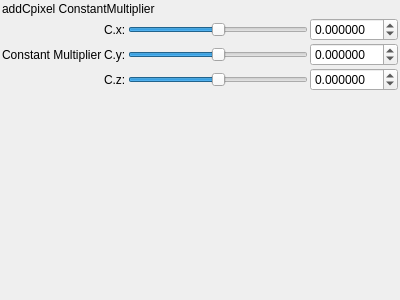
This is mandelbulber2/qt_data/fractal_transf_add_Cpixel.ui in buddhi1980/mandelbulber2 as Qt 5 draws it before an edit. The edited form follows.
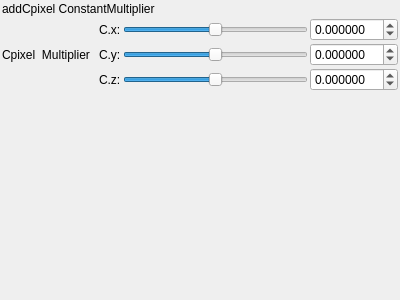
This is the edited form. Custom widgets are drawn as their Qt base class.

```diff
--- a/mandelbulber2/qt_data/fractal_transf_add_Cpixel.ui
+++ b/mandelbulber2/qt_data/fractal_transf_add_Cpixel.ui
@@ -224,7 +224,7 @@
      <item row="0" column="0" rowspan="3">
       <widget class="QLabel" name="label_108">
        <property name="text">
-        <string>Constant Multiplier</string>
+        <string>Cpixel  Multiplier  </string>
        </property>
       </widget>
      </item>
```
